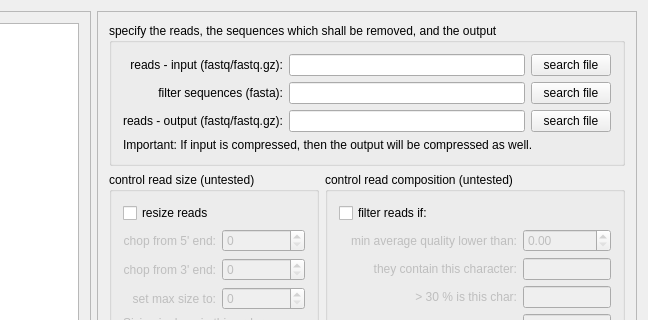
Qt form p502filterReads/widget.ui (MWSchmid/filterReads) before a commit; both pictures show x 120 to 768 and y 0 to 320 of the 768 by 522 pixel window.
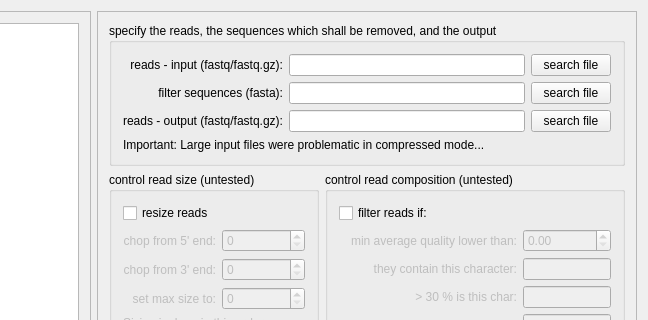
The same form after that commit.

Commit message: new mode for sequence matching: subreads

The edit to the form file:
```diff
--- a/p502filterReads/widget.ui
+++ b/p502filterReads/widget.ui
@@ -413,7 +413,7 @@
          <item row="3" column="0" colspan="3">
           <widget class="QLabel" name="label_4">
            <property name="text">
-            <string>Important: If input is compressed, then the output will be compressed as well.</string>
+            <string>Important: Large input files were problematic in compressed mode...</string>
            </property>
           </widget>
          </item>
```
The commit also changes 2 other files.
